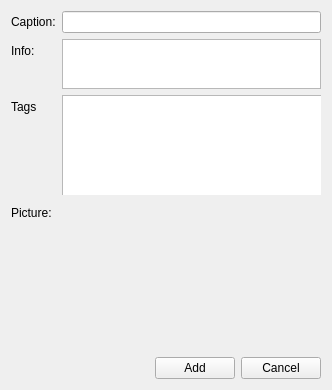
First picture: the form in qt/apps/configurator/forms/picture_add.ui, repository Wolframe/qtClient, before the edit.
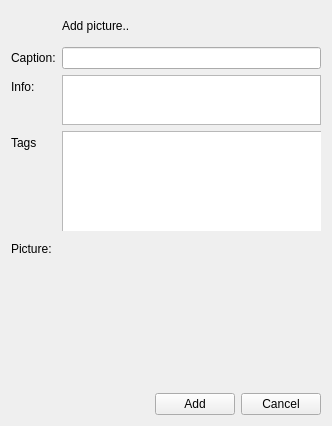
Second picture: the form after the edit. Icons and pictures are not drawn. Custom widgets are drawn as their Qt base class.

```diff
--- a/qt/apps/configurator/forms/picture_add.ui
+++ b/qt/apps/configurator/forms/picture_add.ui
@@ -7,7 +7,7 @@
     <x>0</x>
     <y>0</y>
     <width>332</width>
-    <height>388</height>
+    <height>426</height>
    </rect>
   </property>
   <property name="windowTitle">
@@ -17,92 +17,43 @@
    <property name="fieldGrowthPolicy">
     <enum>QFormLayout::AllNonFixedFieldsGrow</enum>
    </property>
-   <item row="1" column="1">
-    <widget class="QPlainTextEdit" name="info">
-     <property name="maximumSize">
-      <size>
-       <width>16777215</width>
-       <height>50</height>
-      </size>
-     </property>
-    </widget>
-   </item>
-   <item row="4" column="1">
-    <layout class="QHBoxLayout" name="horizontalLayout">
-     <item>
-      <spacer name="horizontalSpacer">
-       <property name="orientation">
-        <enum>Qt::Horizontal</enum>
-       </property>
-       <property name="sizeHint" stdset="0">
-        <size>
-         <width>40</width>
-         <height>20</height>
-        </size>
-       </property>
-      </spacer>
-     </item>
-     <item>
-      <widget class="QPushButton" name="add">
-       <property name="text">
-        <string>Add</string>
-       </property>
-       <property name="rootelement" stdset="0">
-        <string notr="true">picture</string>
-       </property>
-       <property name="doctype" stdset="0">
-        <string notr="true">Picture.simpleform</string>
-       </property>
-       <property name="action" stdset="0">
-        <string notr="true">create</string>
-       </property>
-       <property name="form" stdset="0">
-        <string notr="true">pictures</string>
-       </property>
-       <property name="global.lastPictureDir" stdset="0">
-        <string notr="true">{image.state}</string>
-       </property>
-      </widget>
-     </item>
-     <item>
-      <widget class="QPushButton" name="cancel">
-       <property name="text">
-        <string>Cancel</string>
-       </property>
-       <property name="form" stdset="0">
-        <string notr="true">pictures</string>
-       </property>
-      </widget>
-     </item>
-    </layout>
-   </item>
    <item row="0" column="0">
+    <widget class="QLabel" name="label">
+     <property name="text">
+      <string/>
+     </property>
+     <property name="pixmap">
+      <pixmap resource="../resources/configurator.qrc">:/images/picture_add.png</pixmap>
+     </property>
+    </widget>
+   </item>
+   <item row="1" column="0">
     <widget class="QLabel" name="label_caption">
      <property name="text">
       <string>Caption:</string>
      </property>
     </widget>
    </item>
-   <item row="0" column="1">
+   <item row="1" column="1">
     <widget class="QLineEdit" name="caption">
      <property name="initialFocus" stdset="0">
       <bool>true</bool>
      </property>
     </widget>
    </item>
-   <item row="1" column="0">
+   <item row="2" column="0">
     <widget class="QLabel" name="label_info">
      <property name="text">
       <string>Info:</string>
      </property>
     </widget>
    </item>
-   <item row="3" column="1">
-    <widget class="PictureChooser" name="image">
-     <property name="minimumSize">
+   <item row="2" column="1">
+    <widget class="QPlainTextEdit" name="info">
+     <property name="maximumSize">
       <size>
-       <width>0</width>
-       <height>150</height>
+       <width>16777215</width>
+       <height>50</height>
       </size>
      </property>
      <property name="state" stdset="0">
@@ -110,14 +61,14 @@
      </property>
     </widget>
    </item>
-   <item row="2" column="0">
+   <item row="3" column="0">
     <widget class="QLabel" name="label_tags">
      <property name="text">
       <string>Tags</string>
      </property>
     </widget>
    </item>
-   <item row="2" column="1">
+   <item row="3" column="1">
     <widget class="QGroupBox" name="tagwrap">
      <property name="enabled">
       <bool>true</bool>
@@ -169,13 +120,82 @@
      </widget>
     </widget>
    </item>
-   <item row="3" column="0">
+   <item row="4" column="0">
     <widget class="QLabel" name="label_picture">
      <property name="text">
       <string>Picture:</string>
      </property>
     </widget>
    </item>
+   <item row="4" column="1">
+    <widget class="PictureChooser" name="image">
+     <property name="minimumSize">
+      <size>
+       <width>0</width>
+       <height>150</height>
+      </size>
+     </property>
+     <property name="state" stdset="0">
+      <string notr="true">{global.lastPictureDir}</string>
+     </property>
+    </widget>
+   </item>
+   <item row="5" column="1">
+    <layout class="QHBoxLayout" name="horizontalLayout">
+     <item>
+      <spacer name="horizontalSpacer">
+       <property name="orientation">
+        <enum>Qt::Horizontal</enum>
+       </property>
+       <property name="sizeHint" stdset="0">
+        <size>
+         <width>40</width>
+         <height>20</height>
+        </size>
+       </property>
+      </spacer>
+     </item>
+     <item>
+      <widget class="QPushButton" name="add">
+       <property name="text">
+        <string>Add</string>
+       </property>
+       <property name="rootelement" stdset="0">
+        <string notr="true">picture</string>
+       </property>
+       <property name="doctype" stdset="0">
+        <string notr="true">Picture.simpleform</string>
+       </property>
+       <property name="action" stdset="0">
+        <string notr="true">create</string>
+       </property>
+       <property name="form" stdset="0">
+        <string notr="true">pictures</string>
+       </property>
+       <property name="global.lastPictureDir" stdset="0">
+        <string notr="true">{image.state}</string>
+       </property>
+      </widget>
+     </item>
+     <item>
+      <widget class="QPushButton" name="cancel">
+       <property name="text">
+        <string>Cancel</string>
+       </property>
+       <property name="form" stdset="0">
+        <string notr="true">pictures</string>
+       </property>
+      </widget>
+     </item>
+    </layout>
+   </item>
+   <item row="0" column="1">
+    <widget class="QLabel" name="label_2">
+     <property name="text">
+      <string>Add picture..</string>
+     </property>
+    </widget>
+   </item>
   </layout>
  </widget>
  <customwidgets>
```
Left out of the diff: 7 changed lines with no effect on the pictures.
